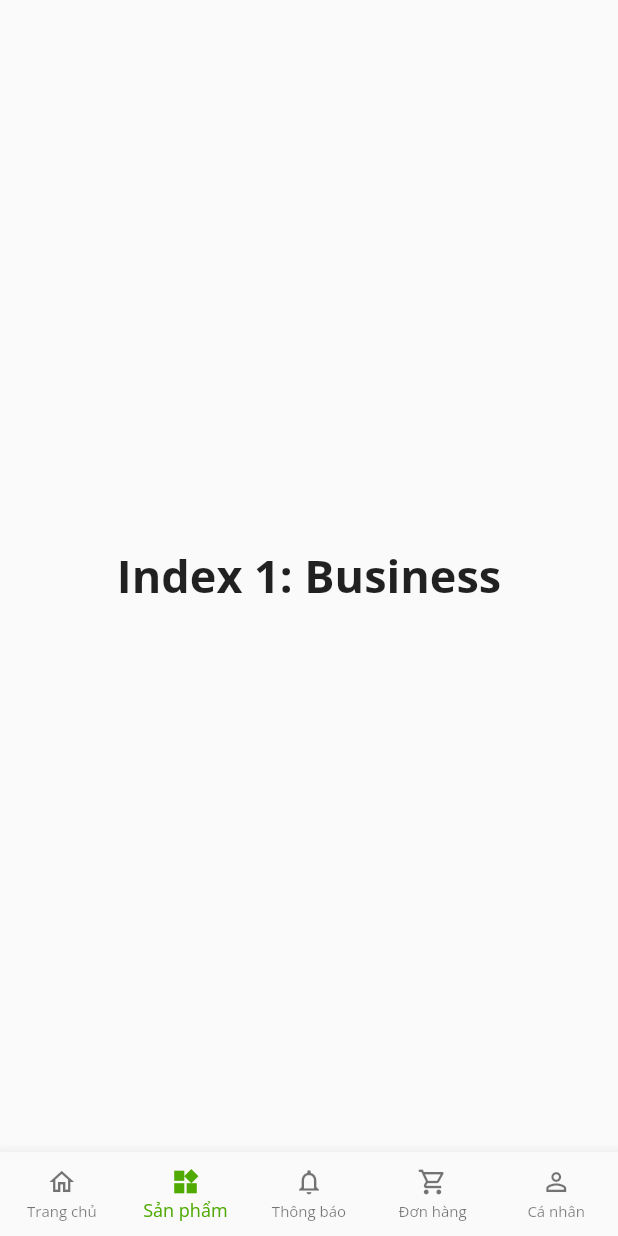
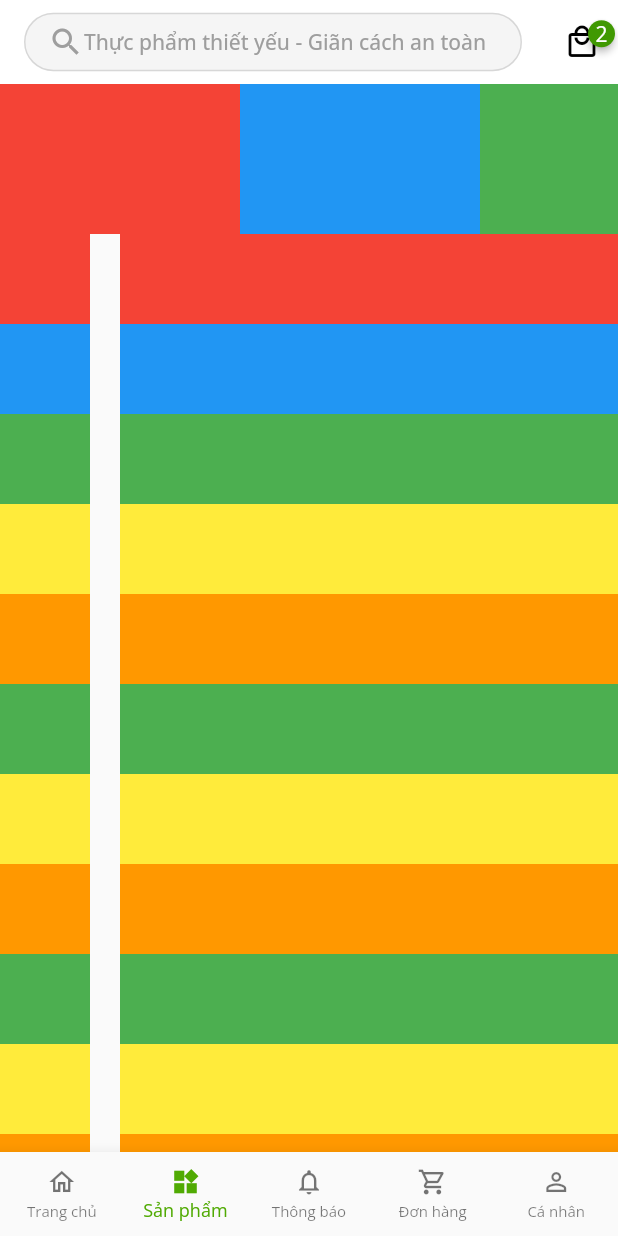
Before and after one commit to kimshinoh/flutter-estudiez, a Flutter app: the screen it shows after launch, item 2 of the bottom bar chosen, on a phone screen of 412 x 824 dp. Run offline on Flutter 3.47's test engine with Material 2 defaults, Android fonts, the phone set to English and light mode, and no system bars; drawn by our look-alikes of badges; our stand-ins replace another_flushbar, dio, firebase_auth, firebase_core, flutter_dotenv, flutter_mobx and 2 more; accounts and stored records are empty; generated files the repository leaves out were written again.

Commit message:
base product screen

```diff
--- a/lib/ui/home/home.dart
+++ b/lib/ui/home/home.dart
@@ -1,7 +1,7 @@
 import 'package:flutter/material.dart';
 import 'package:flutter_mobx/flutter_mobx.dart';
 import 'package:fruity/stores/user/auth_store.dart';
-import 'package:fruity/ui/home/home_header.dart';
+import 'package:fruity/ui/home/widgets/header_home.dart';
 import 'package:fruity/widgets/login_bottom_sheet.dart';
 import 'package:provider/provider.dart';
 
--- /dev/null
+++ b/lib/ui/product/product_screen.dart
@@ -0,0 +1,32 @@
+import 'package:flutter/material.dart';
+import 'package:fruity/ui/product/widgets/category_carousel.dart';
+import 'package:fruity/ui/product/widgets/header_product_screen.dart';
+import 'package:fruity/ui/product/widgets/subcategory_carousel.dart';
+
+class ProductScreen extends StatelessWidget {
+  const ProductScreen({Key? key}) : super(key: key);
+
+  @override
+  Widget build(BuildContext context) {
+    return Scaffold(
+        appBar: ProductScreenAppBar(),
+        body: SingleChildScrollView(
+          child: Column(
+            children: [
+              CategoryCarousel(),
+              Row(
+                children: [
+                  SubcategoryCarousel(),
+                  SizedBox(
+                    width: 20,
+                  ),
+                  Expanded(
+                    child: SubcategoryCarousel(),
+                  ),
+                ],
+              )
+            ],
+          ),
+        ));
+  }
+}
--- /dev/null
+++ b/lib/ui/product/widgets/category_carousel.dart
@@ -0,0 +1,62 @@
+import 'package:flutter/material.dart';
+
+class CategoryCarousel extends StatelessWidget {
+  const CategoryCarousel({Key? key}) : super(key: key);
+
+  @override
+  Widget build(BuildContext context) {
+    return Container(
+      height: 100,
+      child: ListView(
+        // This next line does the trick.
+        scrollDirection: Axis.horizontal,
+        children: <Widget>[
+          Container(
+            width: 160.0,
+            color: Colors.red,
+          ),
+          Container(
+            width: 160.0,
+            color: Colors.blue,
+          ),
+          Container(
+            width: 160.0,
+            color: Colors.green,
+          ),
+          Container(
+            width: 160.0,
+            color: Colors.yellow,
+          ),
+          Container(
+            width: 160.0,
+            color: Colors.orange,
+          ),
+          Container(
+            width: 160.0,
+            color: Colors.green,
+          ),
+          Container(
+            width: 160.0,
+            color: Colors.yellow,
+          ),
+          Container(
+            width: 160.0,
+            color: Colors.orange,
+          ),
+          Container(
+            width: 160.0,
+            color: Colors.green,
+          ),
+          Container(
+            width: 160.0,
+            color: Colors.yellow,
+          ),
+          Container(
+            width: 160.0,
+            color: Colors.orange,
+          ),
+        ],
+      ),
+    );
+  }
+}
--- /dev/null
+++ b/lib/ui/product/widgets/header_product_screen.dart
@@ -0,0 +1,66 @@
+import 'package:badges/badges.dart';
+import 'package:flutter/material.dart';
+import 'package:fruity/constants/app_color.dart';
+
+AppBar ProductScreenAppBar() {
+  final items = ['1', '2'];
+
+  return AppBar(
+    backgroundColor: Colors.white,
+    elevation: 0,
+    title: Container(
+      child: OutlinedButton(
+        style: OutlinedButton.styleFrom(
+          shape: const RoundedRectangleBorder(
+            borderRadius: BorderRadius.all(Radius.circular(20)),
+          ),
+          backgroundColor: Color.fromRGBO(245, 245, 245, 1),
+        ),
+        onPressed: () {},
+        child: Row(
+          children: [
+            const Icon(
+              Icons.search,
+              color: Colors.grey,
+            ),
+            Expanded(
+              child: Padding(
+                padding: const EdgeInsets.symmetric(
+                  vertical: 10,
+                ),
+                child: Text(
+                  'Thực phẩm thiết yếu - Giãn cách an toàn',
+                  maxLines: 1,
+                  overflow: TextOverflow.ellipsis,
+                  softWrap: false,
+                  style: TextStyle(
+                    fontSize: 14,
+                    color: Colors.grey,
+                  ),
+                ),
+              ),
+            )
+          ],
+        ),
+      ),
+    ),
+    actions: [
+      IconButton(
+        icon: Badge(
+          badgeColor: AppColors.palette.shade700,
+          badgeContent: items.length > 0
+              ? Text(
+                  items.length.toString(),
+                  style: TextStyle(color: Colors.white),
+                )
+              : null,
+          child: Icon(
+            Icons.local_mall_outlined,
+            color: Colors.black,
+          ),
+        ),
+        onPressed: () {},
+      ),
+    ],
+  );
+}
--- /dev/null
+++ b/lib/ui/product/widgets/subcategory_carousel.dart
@@ -0,0 +1,76 @@
+import 'package:flutter/material.dart';
+
+class SubcategoryCarousel extends StatelessWidget {
+  const SubcategoryCarousel({Key? key}) : super(key: key);
+
+  @override
+  Widget build(BuildContext context) {
+    final double height = MediaQuery.of(context).size.height;
+    return Container(
+      width: 60,
+      height: height,
+      child: ListView(
+        // This next line does the trick.
+
+        children: <Widget>[
+          Container(
+            height: 60,
+            color: Colors.red,
+          ),
+          Container(
+            height: 60.0,
+            color: Colors.blue,
+          ),
+          Container(
+            height: 60.0,
+            color: Colors.green,
+          ),
+          Container(
+            height: 60.0,
+            color: Colors.yellow,
+          ),
+          Container(
+            height: 60.0,
+            color: Colors.orange,
+          ),
+          Container(
+            height: 60.0,
+            color: Colors.green,
+          ),
+          Container(
+            height: 60.0,
+            color: Colors.yellow,
+          ),
+          Container(
+            height: 60.0,
+            color: Colors.orange,
+          ),
+          Container(
+            height: 60.0,
+            color: Colors.green,
+          ),
+          Container(
+            height: 60.0,
+            color: Colors.yellow,
+          ),
+          Container(
+            height: 60.0,
+            color: Colors.orange,
+          ),
+          Container(
+            height: 60.0,
+            color: Colors.green,
+          ),
+          Container(
+            height: 60.0,
+            color: Colors.yellow,
+          ),
+          Container(
+            height: 60.0,
+            color: Colors.orange,
+          ),
+        ],
+      ),
+    );
+  }
+}
--- /dev/null
+++ b/lib/utils/notify_util.dart
@@ -0,0 +1,26 @@
+import 'package:another_flushbar/flushbar_helper.dart';
+import 'package:flutter/material.dart';
+
+class NotifyHelper {
+  NotifyHelper._();
+  static void success(BuildContext context, String message) {
+    FlushbarHelper.createSuccess(
+      message: message,
+      duration: const Duration(seconds: 2),
+    ).show(context);
+  }
+
+  static void error(BuildContext context, String message) {
+    FlushbarHelper.createError(
+      message: message,
+      duration: const Duration(seconds: 2),
+    ).show(context);
+  }
+
+  static void info(BuildContext context, String message) {
+    FlushbarHelper.createInformation(
+      message: message,
+      duration: const Duration(seconds: 2),
+    ).show(context);
+  }
+}
--- a/lib/widgets/bottom_bar.dart
+++ b/lib/widgets/bottom_bar.dart
@@ -1,6 +1,7 @@
 import 'package:flutter/material.dart';
 import 'package:fruity/ui/home/home.dart';
 import 'package:fruity/ui/personal/personal_screen.dart';
+import 'package:fruity/ui/product/product_screen.dart';
 
 class MyBottombar extends StatefulWidget {
   const MyBottombar({Key? key}) : super(key: key);
@@ -23,10 +24,7 @@ class _MyBottombarState extends State<MyBottombar> {
 
   static const List<Widget> _widgetOptions = <Widget>[
     HomeScreen(),
-    Text(
-      'Index 1: Business',
-      style: optionStyle,
-    ),
+    ProductScreen(),
     Text(
       'Index 2: School',
       style: optionStyle,
--- a/pubspec.yaml
+++ b/pubspec.yaml
@@ -47,6 +47,7 @@ dependencies:
   firebase_auth: ^3.3.11
   provider: ^6.0.2
   another_flushbar: ^1.10.28
+  badges: ^2.0.2
 
 dev_dependencies:
   flutter_test:
```
Also changed, not shown: lib/ui/home/widgets/header_home.dart (renamed from lib/ui/home/home_header.dart), pubspec.lock.
